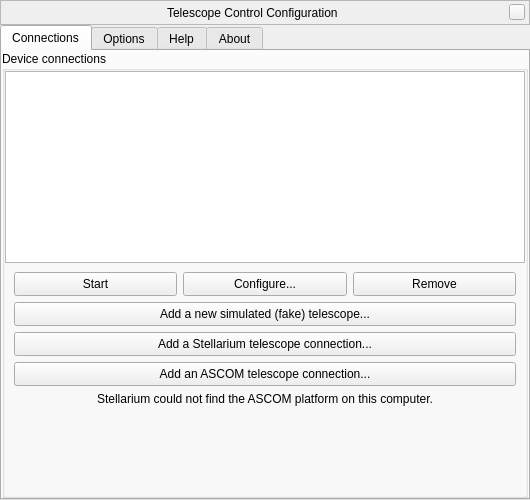
AlBannaTechno/stellarium, file plugins/TelescopeControl/src/gui/telescopeControlConfigurationWindow.ui: the form before one commit.
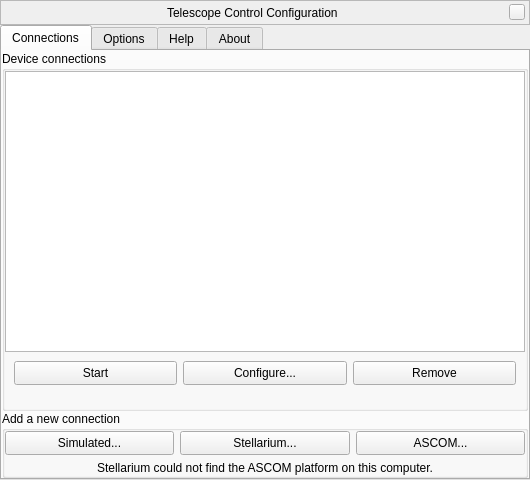
The form after the commit. Custom widgets are drawn as their Qt base class.

Commit message: TelescopeControlConfigurationWindow GUI: tweaked the "new" buttons to conserve space

Diff of the .ui file:
```diff
--- a/plugins/TelescopeControl/src/gui/telescopeControlConfigurationWindow.ui
+++ b/plugins/TelescopeControl/src/gui/telescopeControlConfigurationWindow.ui
@@ -7,7 +7,7 @@
     <x>0</x>
     <y>0</y>
     <width>530</width>
-    <height>500</height>
+    <height>480</height>
    </rect>
   </property>
   <property name="sizePolicy">
@@ -19,7 +19,7 @@
   <property name="minimumSize">
    <size>
     <width>530</width>
-    <height>500</height>
+    <height>400</height>
    </size>
   </property>
   <property name="maximumSize">
@@ -28,16 +28,10 @@
     <height>600</height>
    </size>
   </property>
-  <property name="windowTitle">
-   <string>Form</string>
-  </property>
   <layout class="QVBoxLayout" name="verticalLayoutTelescopeDialog">
    <property name="spacing">
     <number>0</number>
    </property>
-   <property name="sizeConstraint">
-    <enum>QLayout::SetNoConstraint</enum>
-   </property>
    <property name="margin">
     <number>0</number>
    </property>
@@ -154,7 +148,7 @@
      </property>
      <widget class="QWidget" name="tabConnections">
       <property name="sizePolicy">
-       <sizepolicy hsizetype="Expanding" vsizetype="Minimum">
+       <sizepolicy hsizetype="Expanding" vsizetype="Preferred">
         <horstretch>0</horstretch>
         <verstretch>0</verstretch>
        </sizepolicy>
@@ -170,9 +164,9 @@
         <number>0</number>
        </property>
        <item>
-        <widget class="QGroupBox" name="groupBoxTelescopes">
+        <widget class="QGroupBox" name="groupBoxConnections">
          <property name="sizePolicy">
-          <sizepolicy hsizetype="Expanding" vsizetype="Minimum">
+          <sizepolicy hsizetype="Expanding" vsizetype="Preferred">
            <horstretch>0</horstretch>
            <verstretch>0</verstretch>
           </sizepolicy>
@@ -193,11 +187,17 @@
           <item>
            <widget class="QTreeView" name="telescopeTreeView">
             <property name="sizePolicy">
-             <sizepolicy hsizetype="Preferred" vsizetype="Preferred">
+             <sizepolicy hsizetype="Expanding" vsizetype="MinimumExpanding">
               <horstretch>0</horstretch>
               <verstretch>0</verstretch>
              </sizepolicy>
             </property>
+            <property name="minimumSize">
+             <size>
+              <width>0</width>
+              <height>100</height>
+             </size>
+            </property>
             <property name="horizontalScrollBarPolicy">
              <enum>Qt::ScrollBarAlwaysOff</enum>
             </property>
@@ -315,12 +315,51 @@
                </item>
               </layout>
              </item>
+            </layout>
+           </widget>
+          </item>
              <item>
-              <widget class="QFrame" name="frameNewButtons">
-               <layout class="QVBoxLayout" name="verticalLayoutNewButtons">
+           <widget class="QLabel" name="labelWarning">
+            <property name="sizePolicy">
+             <sizepolicy hsizetype="Expanding" vsizetype="Preferred">
+              <horstretch>0</horstretch>
+              <verstretch>0</verstretch>
+             </sizepolicy>
+            </property>
+            <property name="alignment">
+             <set>Qt::AlignLeading|Qt::AlignLeft|Qt::AlignTop</set>
+            </property>
+            <property name="wordWrap">
+             <bool>true</bool>
+            </property>
+            <property name="textInteractionFlags">
+             <set>Qt::NoTextInteraction</set>
+            </property>
+           </widget>
+          </item>
+         </layout>
+        </widget>
+       </item>
+       <item>
+        <widget class="QGroupBox" name="groupBoxNewButtons">
+         <property name="sizePolicy">
+          <sizepolicy hsizetype="Expanding" vsizetype="Preferred">
+           <horstretch>0</horstretch>
+           <verstretch>0</verstretch>
+          </sizepolicy>
+         </property>
+         <property name="title">
+          <string>Add a new connection</string>
+         </property>
+         <property name="alignment">
+          <set>Qt::AlignLeading|Qt::AlignLeft|Qt::AlignTop</set>
+         </property>
+         <layout class="QVBoxLayout" name="verticalLayout_8">
                 <property name="margin">
                  <number>0</number>
                 </property>
+          <item>
+           <layout class="QHBoxLayout" name="horizontalLayoutNewButtons">
                 <item>
                  <widget class="QPushButton" name="pushButtonNewVirtual">
                   <property name="sizePolicy">
@@ -336,7 +375,7 @@
                    </size>
                   </property>
                   <property name="text">
-                   <string>Add a new simulated (fake) telescope...</string>
+               <string>Simulated...</string>
                   </property>
                  </widget>
                 </item>
@@ -358,16 +397,10 @@
                    <string>Add a new telescope</string>
                   </property>
                   <property name="text">
-                   <string>Add a Stellarium telescope connection...</string>
+               <string>Stellarium...</string>
                   </property>
                  </widget>
                 </item>
-                <item>
-                 <widget class="QFrame" name="frameAscomButtons">
-                  <layout class="QVBoxLayout" name="verticalLayoutAscomButton">
-                   <property name="margin">
-                    <number>0</number>
-                   </property>
                    <item>
                     <widget class="QPushButton" name="pushButtonNewAscom">
                      <property name="sizePolicy">
@@ -383,9 +416,11 @@
                       </size>
                      </property>
                      <property name="text">
-                      <string>Add an ASCOM telescope connection...</string>
-                     </property>
-                    </widget>
+               <string>ASCOM...</string>
+              </property>
+             </widget>
+            </item>
+           </layout>
                    </item>
                    <item>
                     <widget class="QLabel" name="labelAscomNotice">
@@ -402,34 +437,6 @@
                 </item>
                </layout>
               </widget>
-             </item>
-            </layout>
-           </widget>
-          </item>
-          <item>
-           <widget class="QLabel" name="labelWarning">
-            <property name="sizePolicy">
-             <sizepolicy hsizetype="Expanding" vsizetype="Minimum">
-              <horstretch>0</horstretch>
-              <verstretch>0</verstretch>
-             </sizepolicy>
-            </property>
-            <property name="alignment">
-             <set>Qt::AlignLeading|Qt::AlignLeft|Qt::AlignTop</set>
-            </property>
-            <property name="wordWrap">
-             <bool>true</bool>
-            </property>
-            <property name="textInteractionFlags">
-             <set>Qt::NoTextInteraction</set>
-            </property>
-           </widget>
-          </item>
-         </layout>
-        </widget>
-       </item>
-      </layout>
-     </widget>
      <widget class="QWidget" name="tabOptions">
       <property name="sizePolicy">
        <sizepolicy hsizetype="Expanding" vsizetype="Minimum">
@@ -440,7 +447,13 @@
       <attribute name="title">
        <string>Options</string>
       </attribute>
-      <layout class="QVBoxLayout" name="verticalLayout_3">
+      <layout class="QVBoxLayout" name="verticalLayoutTabOptions">
+       <property name="spacing">
+        <number>0</number>
+       </property>
+       <property name="margin">
+        <number>0</number>
+       </property>
        <item>
         <widget class="QGroupBox" name="groupBoxGUI">
          <property name="sizePolicy">
```
Left out of the diff: 3 changed lines with no effect on the pictures. Lines whose indentation alone changed are shown as unchanged. The commit also changes 1 other file.
